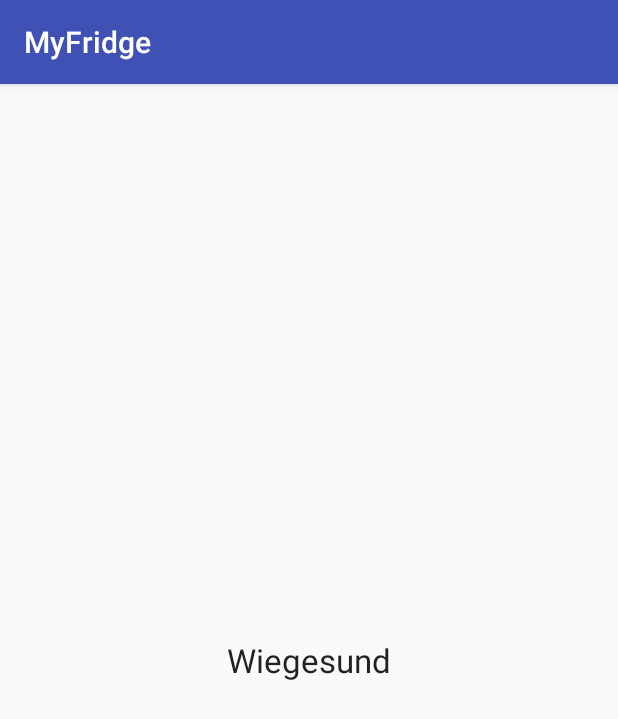
After one commit to Ragnost/myFridge, an Android app: the fragment FragmentVitality shown on its own in the app's theme, on a phone screen of 412 x 824 dp. The commit adds this screen. Shown: the top 719 px of the screen. Run offline under Robolectric (Android 15) with nearby library versions, the phone set to English and light mode, and no system bars.

Commit message:
Basic layout for the three tabs implemented.

```diff
--- /dev/null
+++ b/app/src/main/java/jbbk/myfridge/FragmentFridge.java
@@ -0,0 +1,6 @@
+package jbbk.myfridge;
+
+import android.app.Fragment;
+
+public class FragmentFridge extends Fragment {
+}
--- /dev/null
+++ b/app/src/main/java/jbbk/myfridge/FragmentShoppingList.java
@@ -0,0 +1,6 @@
+package jbbk.myfridge;
+
+import android.app.Fragment;
+
+public class FragmentShoppingList extends Fragment {
+}
--- /dev/null
+++ b/app/src/main/java/jbbk/myfridge/FragmentVitality.java
@@ -0,0 +1,16 @@
+package jbbk.myfridge;
+
+import android.app.Fragment;
+import android.os.Bundle;
+import android.support.annotation.Nullable;
+import android.view.LayoutInflater;
+import android.view.View;
+import android.view.ViewGroup;
+
+public class FragmentVitality extends Fragment {
+    @Nullable
+    @Override
+    public View onCreateView(LayoutInflater inflater, @Nullable ViewGroup container, Bundle savedInstanceState) {
+        return inflater.inflate(R.layout.fragment_vitality, container, false);
+    }
+}
--- a/app/src/main/java/jbbk/myfridge/MainActivity.java
+++ b/app/src/main/java/jbbk/myfridge/MainActivity.java
@@ -56,7 +56,7 @@ public class MainActivity extends AppCompatActivity {
         mViewPager.addOnPageChangeListener(new TabLayout.TabLayoutOnPageChangeListener(tabLayout));
         tabLayout.addOnTabSelectedListener(new TabLayout.ViewPagerOnTabSelectedListener(mViewPager));
 
-        FloatingActionButton fab = (FloatingActionButton) findViewById(R.id.fab);
+       /* FloatingActionButton fab = (FloatingActionButton) findViewById(R.id.fab);
         fab.setOnClickListener(new View.OnClickListener() {
             @Override
             public void onClick(View view) {
@@ -64,7 +64,7 @@ public class MainActivity extends AppCompatActivity {
                         .setAction("Action", null).show();
             }
         });
-
+*/
     }
 
 
--- a/app/src/main/res/layout/activity_main.xml
+++ b/app/src/main/res/layout/activity_main.xml
@@ -59,12 +59,12 @@
         android:layout_height="match_parent"
         app:layout_behavior="@string/appbar_scrolling_view_behavior" />
 
-    <android.support.design.widget.FloatingActionButton
+    <!--android.support.design.widget.FloatingActionButton
         android:id="@+id/fab"
         android:layout_width="wrap_content"
         android:layout_height="wrap_content"
         android:layout_gravity="end|bottom"
         android:layout_margin="@dimen/fab_margin"
-        app:srcCompat="@android:drawable/ic_dialog_email" />
+        app:srcCompat="@android:drawable/ic_dialog_email" /-->
 
 </android.support.design.widget.CoordinatorLayout>
--- /dev/null
+++ b/app/src/main/res/layout/fragment_vitality.xml
@@ -0,0 +1,15 @@
+<?xml version="1.0" encoding="utf-8"?>
+<RelativeLayout xmlns:android="http://schemas.android.com/apk/res/android"
+    android:layout_width="match_parent" android:layout_height="match_parent">
+
+    <TextView
+        android:textAppearance="@style/Base.TextAppearance.AppCompat.Large"
+        android:text="Wiegesund"
+        android:layout_width="wrap_content"
+        android:layout_height="wrap_content"
+        android:layout_centerVertical="true"
+        android:layout_centerHorizontal="true"
+        android:id="@+id/textView"
+        />
+
+</RelativeLayout>
```
Also changed, not shown: app/src/main/res/layout/fragment_fridge.xml (added, +15 -0 lines), app/src/main/res/layout/fragment_shoppinglist.xml (added, +15 -0 lines).
